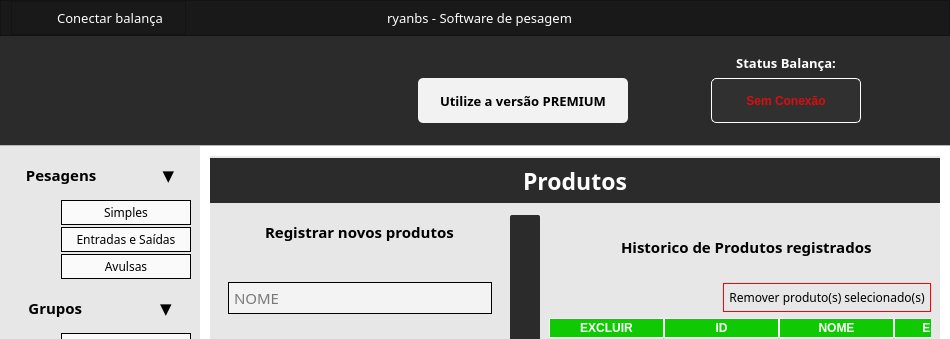
ryanbsdeveloper/app-desktop-caltec, file form.ui: the form before one commit; both pictures show x 0 to 950 and y 0 to 339 of the 950 by 718 pixel window.
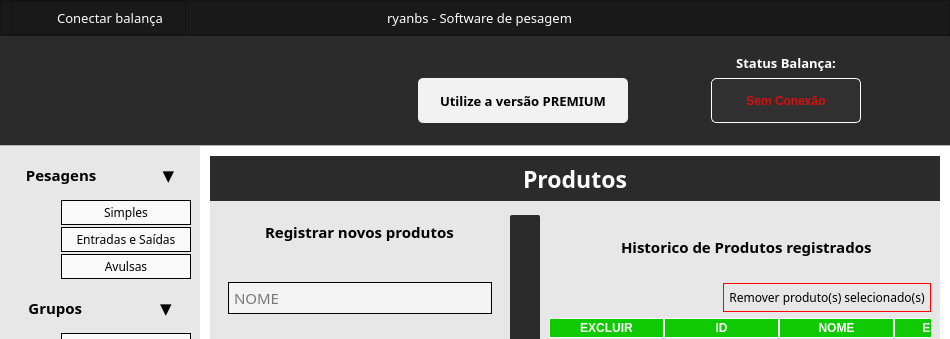
The form after the commit. The open tabs and pages were chosen to show the change. Icons and pictures are not drawn.

Patch:
```diff
--- a/form.ui
+++ b/form.ui
@@ -5926,7 +5926,7 @@
                 <property name="maximumSize">
                  <size>
                   <width>16777215</width>
-                  <height>40</height>
+                  <height>45</height>
                  </size>
                 </property>
                 <property name="styleSheet">
@@ -5941,7 +5941,7 @@
                 </property>
                 <layout class="QVBoxLayout" name="verticalLayout_103">
                  <property name="spacing">
-                  <number>7</number>
+                  <number>0</number>
                  </property>
                  <property name="leftMargin">
                   <number>0</number>
```
